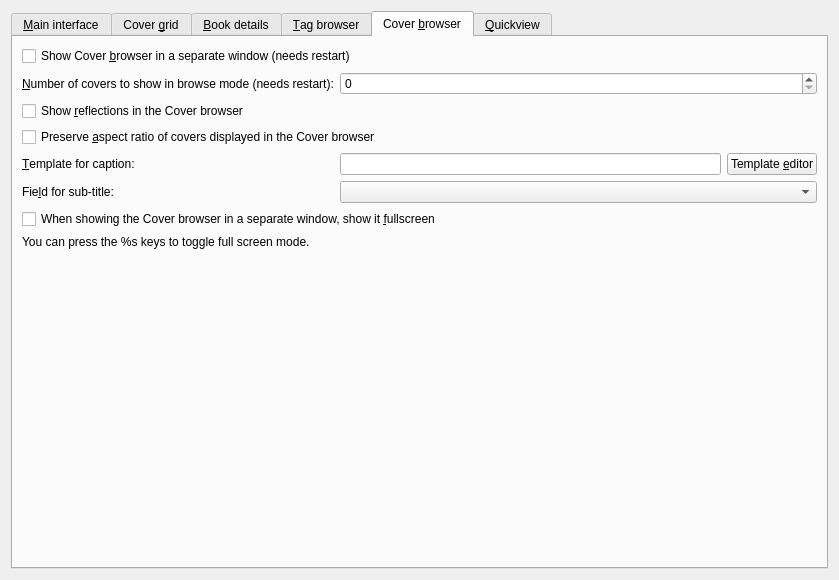
Old version of the form src/calibre/gui2/preferences/look_feel.ui in the repository kovidgoyal/calibre.
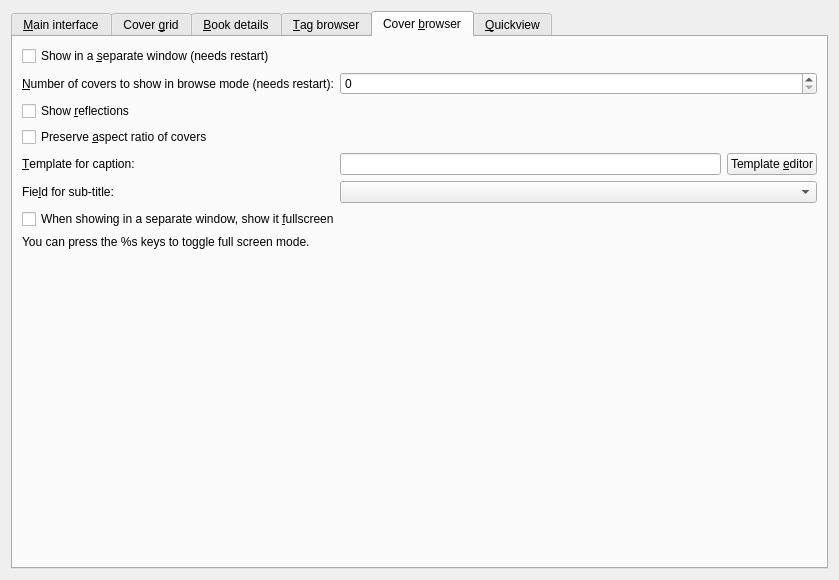
New version of the form. The open tabs and pages were chosen to show the change. Icons and pictures are not drawn. Custom widgets are drawn as their Qt base class.

Diff of the .ui file:
```diff
--- a/src/calibre/gui2/preferences/look_feel.ui
+++ b/src/calibre/gui2/preferences/look_feel.ui
@@ -1147,14 +1147,14 @@
        <item row="7" column="0" colspan="3">
         <widget class="QCheckBox" name="opt_cb_fullscreen">
          <property name="text">
-          <string>When showing the Cover browser in a separate window, show it &amp;fullscreen</string>
+          <string>When showing in a separate window, show it &amp;fullscreen</string>
          </property>
         </widget>
        </item>
        <item row="0" column="0" colspan="3">
         <widget class="QCheckBox" name="opt_separate_cover_flow">
          <property name="text">
-          <string>Show Cover &amp;browser in a separate window (needs restart)</string>
+          <string>Show in a &amp;separate window (needs restart)</string>
          </property>
         </widget>
        </item>
@@ -1165,14 +1165,14 @@
 them to all have the same width and height</string>
          </property>
          <property name="text">
-          <string>Preserve &amp;aspect ratio of covers displayed in the Cover browser</string>
+          <string>Preserve &amp;aspect ratio of covers</string>
          </property>
         </widget>
        </item>
        <item row="2" column="0" colspan="3">
         <widget class="QCheckBox" name="opt_cover_browser_reflections">
          <property name="text">
-          <string>Show &amp;reflections in the Cover browser</string>
+          <string>Show &amp;reflections</string>
          </property>
         </widget>
        </item>
```
Left out of the diff: 4 changed lines with no effect on the pictures.
